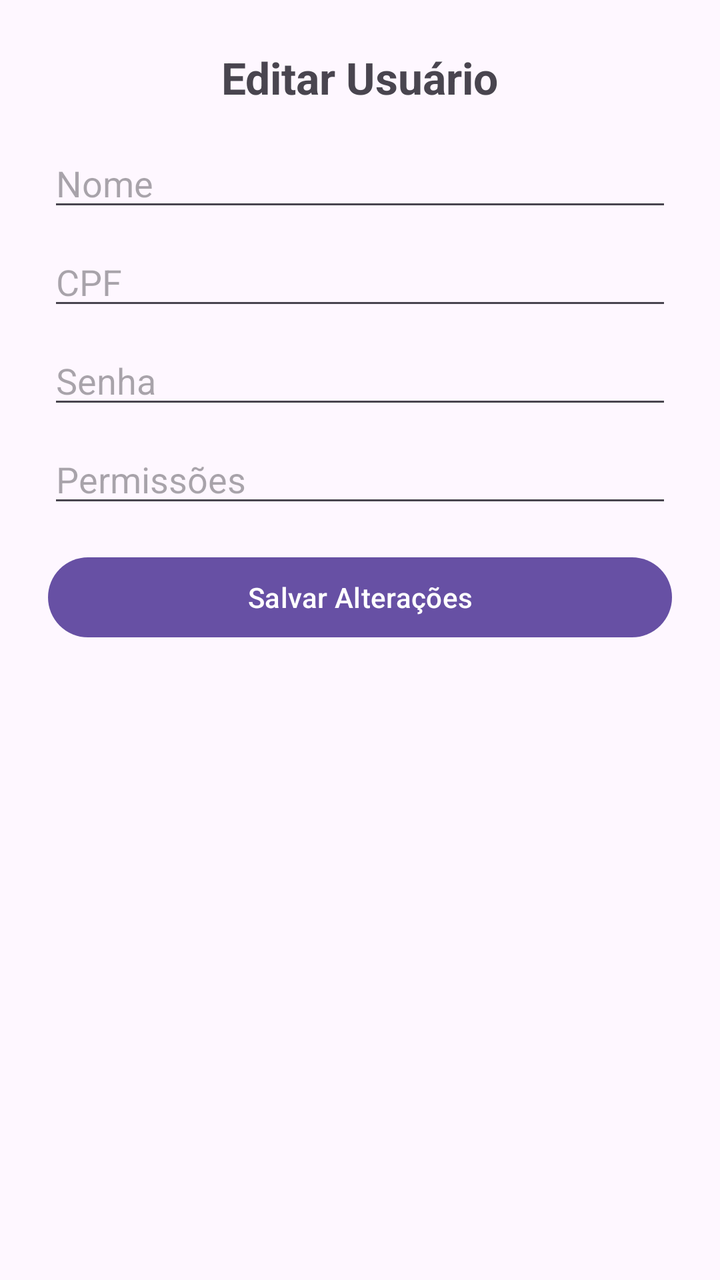
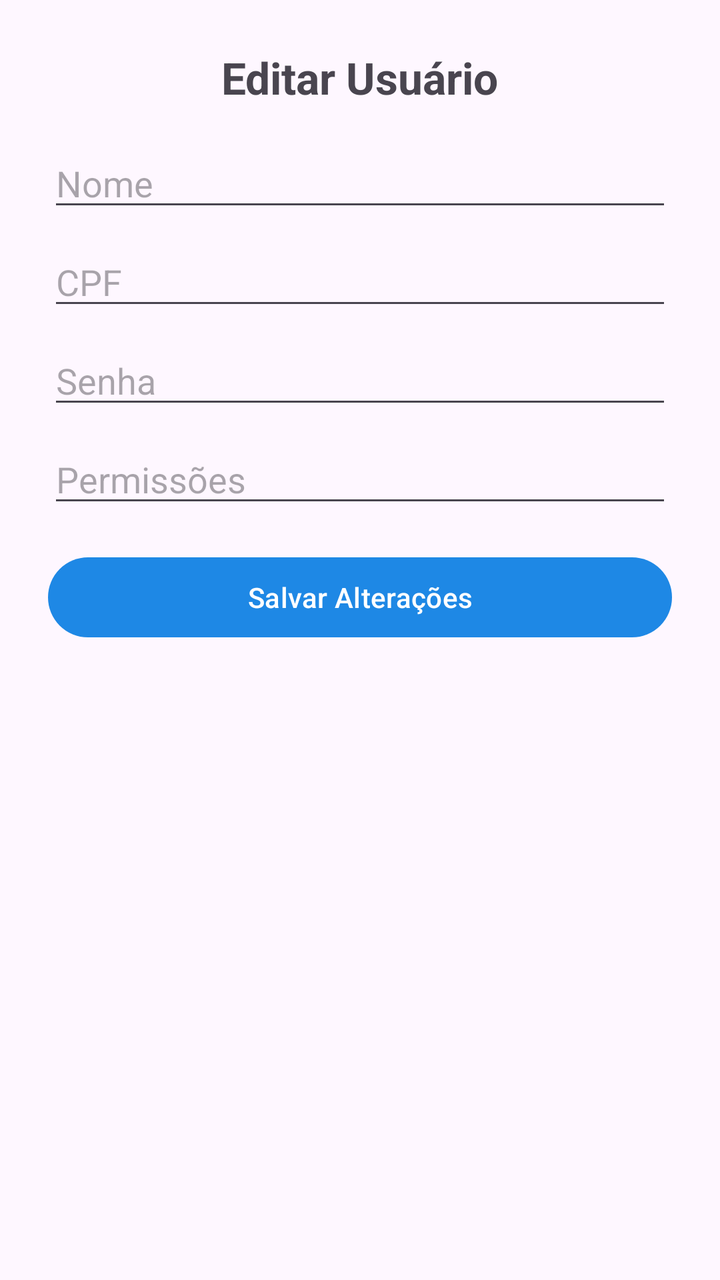

An Android layout rendered at two revisions. The XML below is the earlier revision; the diff shows what the commit changed to produce the second picture.
<!-- AndroidManifest.xml: application theme Theme.Projeto_semestral_xml -->
<!-- res/layout/activity_editar_usuario.xml -->
<androidx.constraintlayout.widget.ConstraintLayout
    xmlns:android="http://schemas.android.com/apk/res/android"
    xmlns:app="http://schemas.android.com/apk/res-auto"
    android:layout_width="match_parent"
    android:layout_height="match_parent"
    android:padding="24dp">

    <TextView
        android:id="@+id/tvTituloEditar"
        android:layout_width="wrap_content"
        android:layout_height="wrap_content"
        android:text="Editar Usuário"
        android:textSize="22sp"
        android:textStyle="bold"
        app:layout_constraintTop_toTopOf="parent"
        app:layout_constraintStart_toStartOf="parent"
        app:layout_constraintEnd_toEndOf="parent"/>

    <EditText
        android:id="@+id/etNomeEditar"
        android:layout_width="match_parent"
        android:layout_height="wrap_content"
        android:hint="Nome"
        app:layout_constraintTop_toBottomOf="@id/tvTituloEditar"
        android:layout_marginTop="16dp"/>

    <EditText
        android:id="@+id/etCpfEditar"
        android:layout_width="match_parent"
        android:layout_height="wrap_content"
        android:hint="CPF"
        android:inputType="number"
        app:layout_constraintTop_toBottomOf="@id/etNomeEditar"
        android:layout_marginTop="8dp"/>

    <EditText
        android:id="@+id/etSenhaEditar"
        android:layout_width="match_parent"
        android:layout_height="wrap_content"
        android:hint="Senha"
        android:inputType="textPassword"
        app:layout_constraintTop_toBottomOf="@id/etCpfEditar"
        android:layout_marginTop="8dp"/>

    <EditText
        android:id="@+id/etPermissoesEditar"
        android:layout_width="match_parent"
        android:layout_height="wrap_content"
        android:hint="Permissões"
        app:layout_constraintTop_toBottomOf="@id/etSenhaEditar"
        android:layout_marginTop="8dp"/>

    <Button
        android:id="@+id/btnSalvarEdicao"
        android:layout_width="match_parent"
        android:layout_height="wrap_content"
        android:text="Salvar Alterações"
        app:layout_constraintTop_toBottomOf="@id/etPermissoesEditar"
        android:layout_marginTop="16dp"/>
</androidx.constraintlayout.widget.ConstraintLayout>
<!-- resources referenced by this layout -->
<resources>
  <style name="Theme.Projeto_semestral_xml" parent="Base.Theme.Projeto_semestral_xml" />
  <style name="Base.Theme.Projeto_semestral_xml" parent="Theme.Material3.DayNight.NoActionBar">
          
          
      </style>
</resources>

<!-- the commit's change to res/layout/activity_editar_usuario.xml (unified diff, before → after) -->
@@ -55,6 +55,7 @@
         android:layout_width="match_parent"
         android:layout_height="wrap_content"
         android:text="Salvar Alterações"
+        app:backgroundTint="#1E88E5"
         app:layout_constraintTop_toBottomOf="@id/etPermissoesEditar"
         android:layout_marginTop="16dp"/>
 </androidx.constraintlayout.widget.ConstraintLayout>
